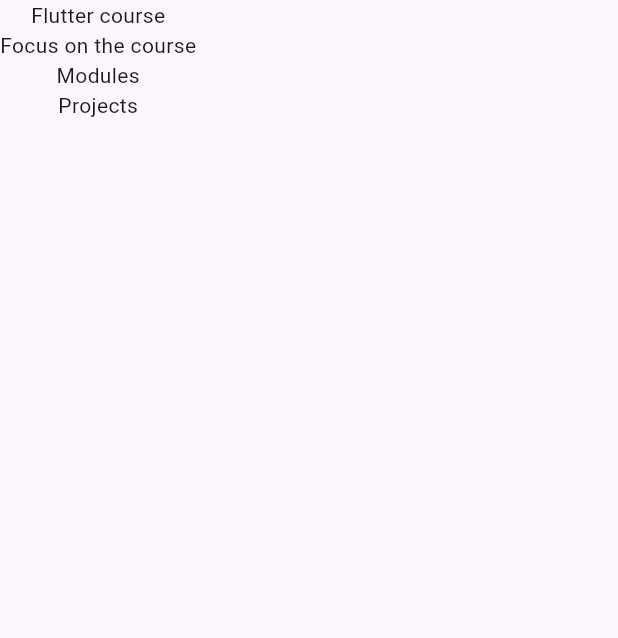
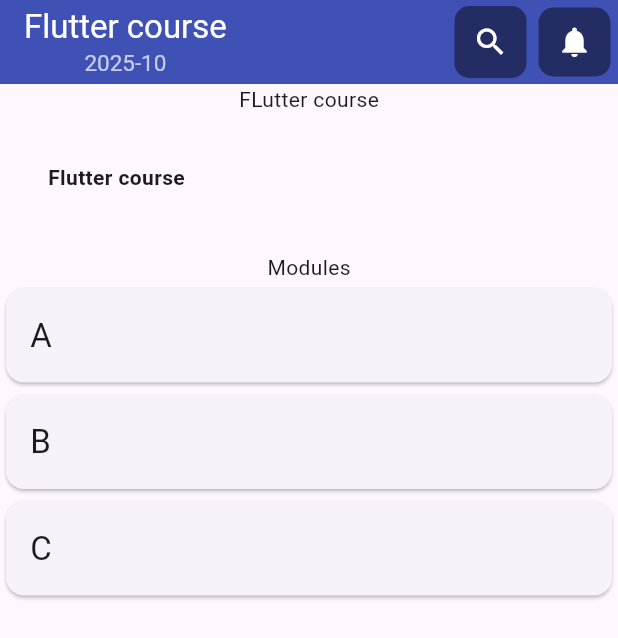
Before and after one commit to AntonyJDC/f_ui_design, a Flutter app: the screen it shows after launch, on a phone screen of 412 x 824 dp. Shown: the top 638 px of the screen. Run offline on Flutter 3.47's test engine with Material 3 defaults, Android fonts, the phone set to English and light mode, and no system bars.

Commit message:
feat: appbar and listview initial

```diff
--- a/lib/ui/pages/flutter_course_page.dart
+++ b/lib/ui/pages/flutter_course_page.dart
@@ -6,7 +6,54 @@ class FlutterCoursePage extends StatelessWidget {
   @override
   Widget build(BuildContext context) {
     return Scaffold(
-        body: SafeArea(
+        appBar: AppBar(
+          title: (Column(
+            children: [
+              Text(
+                "Flutter course",
+                style: TextStyle(color: Colors.white),
+              ),
+              Text(
+                "2025-10",
+                style: TextStyle(color: Colors.white70, fontSize: 15),
+              )
+            ],
+          )),
+          actions: <Widget>[
+            Container(
+                margin: EdgeInsets.all(3),
+                decoration: ShapeDecoration(
+                  color: Colors.black45,
+                  shape: RoundedRectangleBorder(
+                    borderRadius: BorderRadius.circular(10.0),
+                  ),
+                ),
+                child: IconButton(
+                  icon: Icon(
+                    Icons.search,
+                    color: Colors.white,
+                  ),
+                  onPressed: () {},
+                )),
+            Container(
+                margin: EdgeInsets.all(5),
+                decoration: ShapeDecoration(
+                  color: Colors.black45,
+                  shape: RoundedRectangleBorder(
+                    borderRadius: BorderRadius.circular(10.0),
+                  ),
+                ),
+                child: IconButton(
+                  icon: Icon(
+                    Icons.notifications,
+                    color: Colors.white,
+                  ),
+                  onPressed: () {},
+                )),
+          ],
+          backgroundColor: Colors.indigo,
+        ),
+        body: Container(
           // you may remove this widget if you don't want to use it
           child: Column(
             children: <Widget>[
@@ -20,11 +67,13 @@ class FlutterCoursePage extends StatelessWidget {
   }
 
   Widget buildHeader() {
-    return const Text("Flutter course");
+    return const Text("FLutter course");
   }
 
   Widget buildCourseFocus() {
-    return const Text("Focus on the course");
+    return TitleSection(
+      name: 'Flutter course',
+    );
   }
 
   Widget buildModules() {
@@ -32,6 +81,61 @@ class FlutterCoursePage extends StatelessWidget {
   }
 
   Widget buildProjectList() {
-    return const Text("Projects");
+    final List<String> entries = <String>['A', 'B', 'C'];
+
+    return Expanded(
+      child: ListView.builder(
+        itemCount: entries.length,
+        itemBuilder: (context, posicion) {
+          return Card(
+            child: Padding(
+              padding: const EdgeInsets.all(16.0),
+              child: Text(
+                entries[posicion],
+                style: TextStyle(fontSize: 22.0),
+              ),
+            ),
+          );
+        },
+      ),
+    );
   }
 }
+
+class TitleSection extends StatelessWidget {
+  const TitleSection({
+    super.key,
+    required this.name,
+  });
+
+  final String name;
+
+  @override
+  Widget build(BuildContext context) {
+    return Padding(
+      padding: const EdgeInsets.all(32),
+      child: Row(
+        children: [
+          Expanded(
+            /*1*/
+            child: Column(
+              crossAxisAlignment: CrossAxisAlignment.start,
+              children: [
+                /*2*/
+                Padding(
+                  padding: const EdgeInsets.only(bottom: 8),
+                  child: Text(
+                    name,
+                    style: const TextStyle(
+                      fontWeight: FontWeight.bold,
+                    ),
+                  ),
+                ),
+              ],
+            ),
+          ),
+        ],
+      ),
+    );
+  }
+}
```
Also changed, not shown: lib/main.dart (line endings or trailing spaces). Lines whose indentation alone changed are shown as unchanged.
